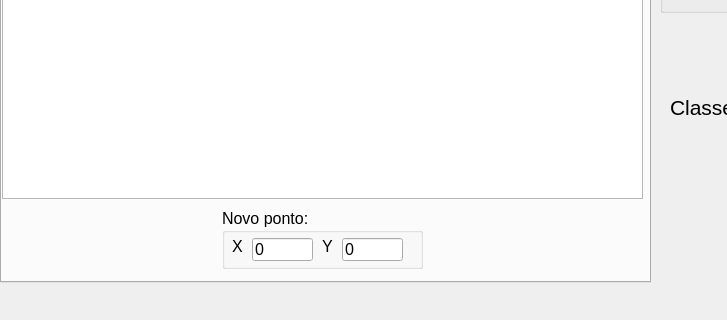
The window that mainwindow.ui (renannetto/reconhecimento-padroes) describes before a commit, drawn with Qt 5; both pictures show x 0 to 727 and y 344 to 664 of the 935 by 664 pixel window.
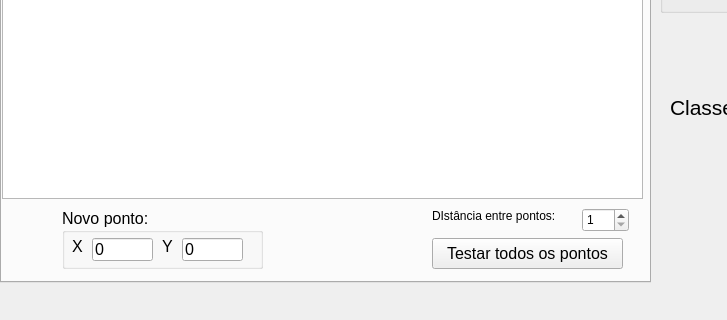
The same window after the commit. Custom widgets are drawn as their Qt base class.

Commit message: ibls funcionando, conjunto de dados de celulares e botão para testar todos os pontos

Diff of the .ui file:
```diff
--- a/mainwindow.ui
+++ b/mainwindow.ui
@@ -43,7 +43,7 @@
      <widget class="QGroupBox" name="groupBox">
       <property name="geometry">
        <rect>
-        <x>220</x>
+        <x>60</x>
         <y>490</y>
         <width>201</width>
         <height>61</height>
@@ -110,6 +110,53 @@
        </property>
       </widget>
      </widget>
+     <widget class="QPushButton" name="pushButton_3">
+      <property name="geometry">
+       <rect>
+        <x>430</x>
+        <y>520</y>
+        <width>191</width>
+        <height>31</height>
+       </rect>
+      </property>
+      <property name="font">
+       <font>
+        <pointsize>12</pointsize>
+       </font>
+      </property>
+      <property name="text">
+       <string>Testar todos os pontos</string>
+      </property>
+     </widget>
+     <widget class="QLabel" name="label_8">
+      <property name="geometry">
+       <rect>
+        <x>430</x>
+        <y>490</y>
+        <width>151</width>
+        <height>16</height>
+       </rect>
+      </property>
+      <property name="text">
+       <string>DIstância entre pontos: </string>
+      </property>
+     </widget>
+     <widget class="QSpinBox" name="distancia_pontos">
+      <property name="geometry">
+       <rect>
+        <x>580</x>
+        <y>490</y>
+        <width>47</width>
+        <height>24</height>
+       </rect>
+      </property>
+      <property name="minimum">
+       <number>1</number>
+      </property>
+      <property name="maximum">
+       <number>10</number>
+      </property>
+     </widget>
     </widget>
     <widget class="QWidget" name="tab_2">
      <attribute name="title">
```
Left out of the diff: 19 changed lines with no effect on the pictures. The commit also changes 5 other files.
